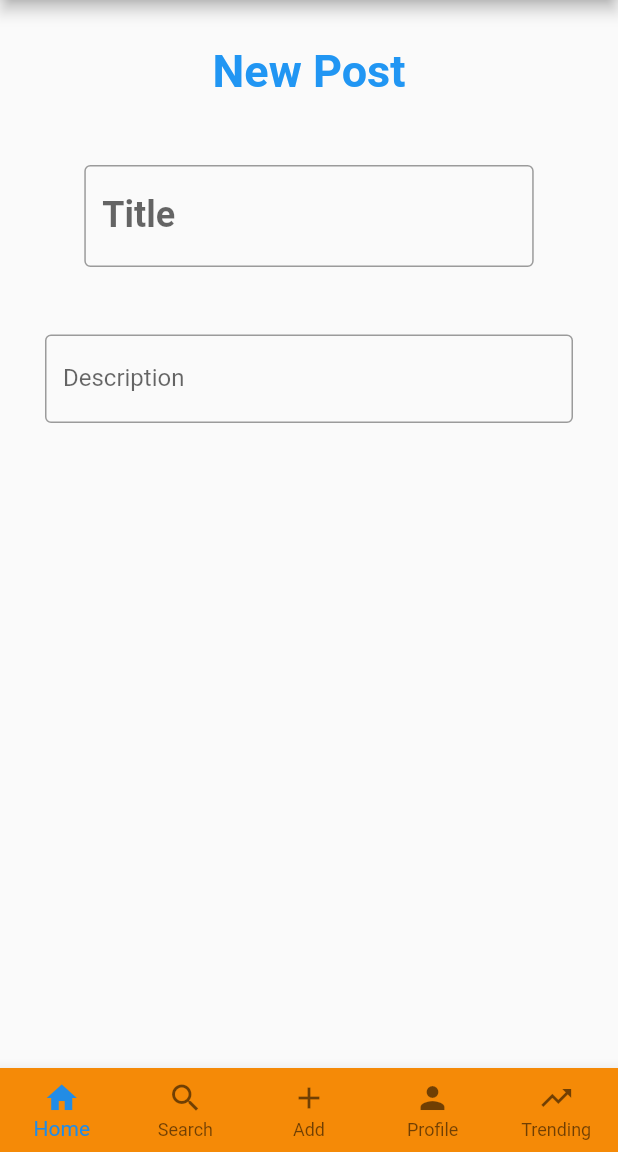
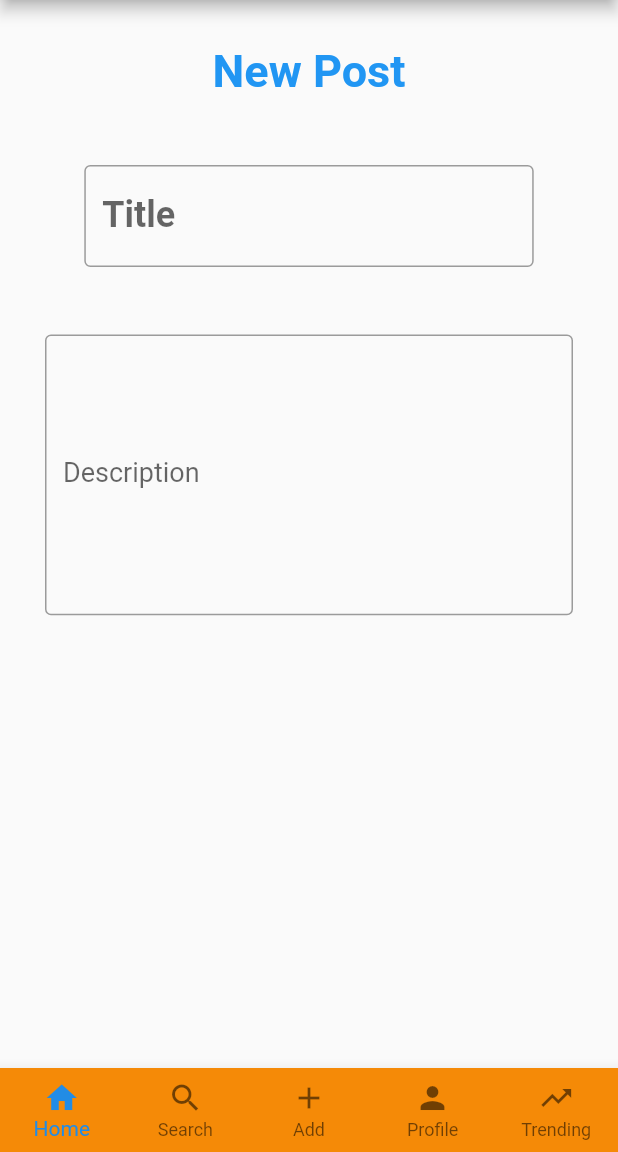
Before and after one commit to moeyad7/hotspot_project, a Flutter app: the CreatePost screen opened by its route, on a phone screen of 412 x 824 dp, the part 84-1236 px from its top. Run offline on Flutter 3.47's test engine with Material 2 defaults, Android fonts, the light colour scheme and no system bars; our stand-ins replace cloud_firestore, custom_sliding_segmented_control, firebase_auth, firebase_core, flutter_signin_button, google_sign_in and 1 more; accounts and stored records are empty; network calls fail.

Commit message:
tweaks 1 to create post

```diff
--- a/lib/screens/create_post_screen.dart
+++ b/lib/screens/create_post_screen.dart
@@ -54,12 +54,18 @@ class _CreatePostState extends State<CreatePost> {
             ),
             Container(
                 padding: EdgeInsets.all(30),
-
+                height:MediaQuery.of(context).size.width * 0.6 ,
               child: TextField(
+                // Single-line fields automatically scroll to the right when the text field is full
+                maxLines: 10,
                 decoration: InputDecoration(
                   border: OutlineInputBorder(),
                   labelText: 'Description',
+
                 ),
+                style: TextStyle(
+                  fontSize: 18,
+                )
               ),
             ),
 
```
